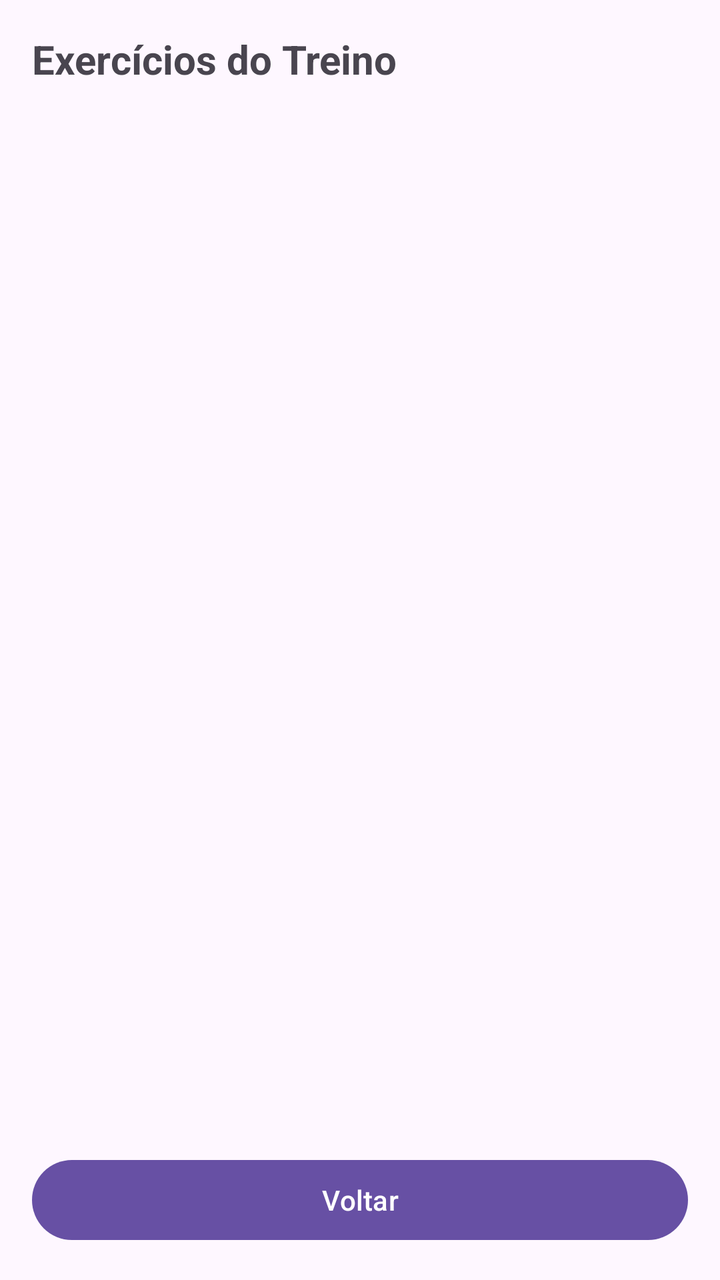
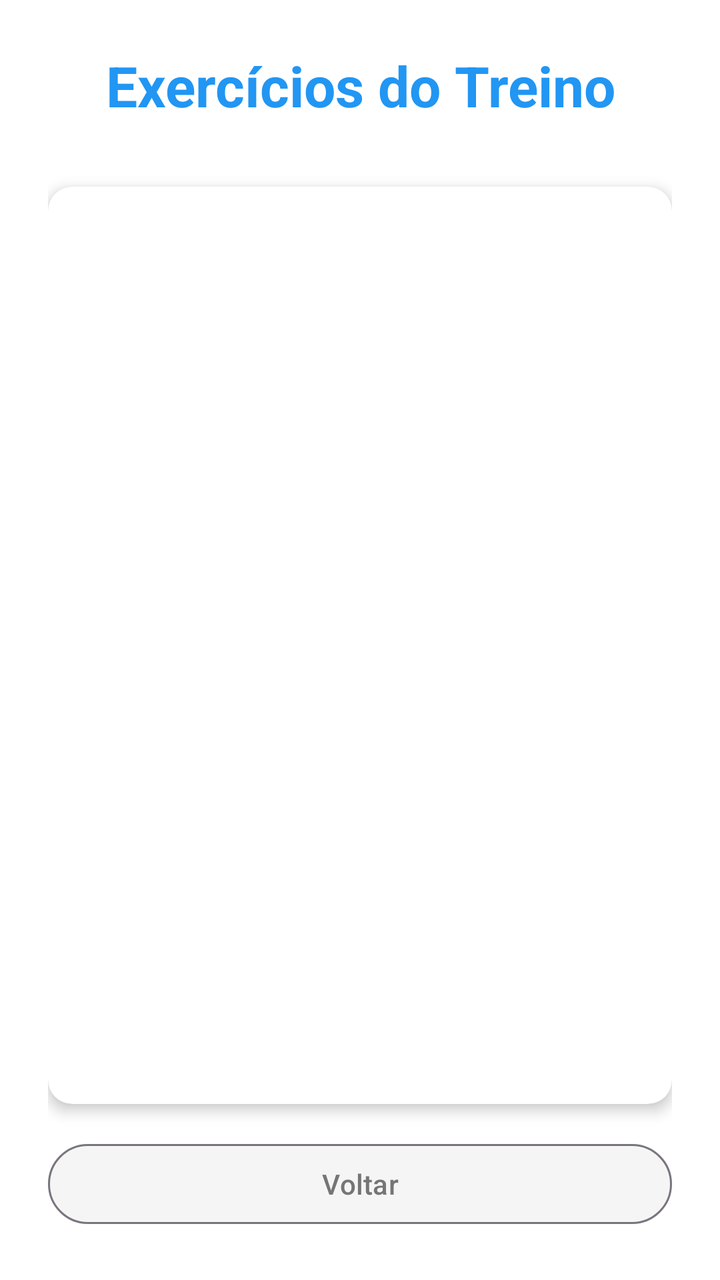

Screens rendered from an Android XML layout before and after an edit, with the pre-edit source and the edit as a unified diff.
<!-- AndroidManifest.xml: application theme Theme.TrabalhoIII -->
<!-- res/layout/activity_exercicios_treino.xml -->
<?xml version="1.0" encoding="utf-8"?>
<LinearLayout xmlns:android="http://schemas.android.com/apk/res/android"
    android:orientation="vertical"
    android:layout_width="match_parent"
    android:layout_height="match_parent"
    android:padding="16dp">

    <TextView
        android:id="@+id/tvTituloTreino"
        android:layout_width="wrap_content"
        android:layout_height="wrap_content"
        android:text="Exercícios do Treino"
        android:textSize="20sp"
        android:textStyle="bold"
        android:paddingBottom="20dp" />

    <ListView
        android:id="@+id/listViewTodosExercicios"
        android:layout_width="match_parent"
        android:layout_height="0dp"
        android:layout_weight="1" />

    <Button
        android:id="@+id/buttonVoltarExercicioTreino"
        android:layout_width="match_parent"
        android:layout_height="wrap_content"
        android:text="Voltar" />

</LinearLayout>
<!-- resources referenced by this layout -->
<resources>
  <style name="Theme.TrabalhoIII" parent="Base.Theme.TrabalhoIII" />
  <style name="Base.Theme.TrabalhoIII" parent="Theme.Material3.DayNight.NoActionBar">
          
          
      </style>
</resources>

<!-- the commit's change to res/layout/activity_exercicios_treino.xml (unified diff, before → after) -->
@@ -1,29 +1,52 @@
 <?xml version="1.0" encoding="utf-8"?>
 <LinearLayout xmlns:android="http://schemas.android.com/apk/res/android"
-    android:orientation="vertical"
+    xmlns:app="http://schemas.android.com/apk/res-auto"
     android:layout_width="match_parent"
     android:layout_height="match_parent"
-    android:padding="16dp">
+    android:orientation="vertical"
+    android:background="#FFFFFF"
+    android:padding="24dp">
 
+    
     <TextView
         android:id="@+id/tvTituloTreino"
-        android:layout_width="wrap_content"
+        android:layout_width="match_parent"
         android:layout_height="wrap_content"
         android:text="Exercícios do Treino"
-        android:textSize="20sp"
+        android:textSize="28sp"
         android:textStyle="bold"
-        android:paddingBottom="20dp" />
+        android:textColor="#2196F3"
+        android:gravity="center"
+        android:layout_marginBottom="32dp" />
 
-    <ListView
-        android:id="@+id/listViewTodosExercicios"
+    
+    <androidx.cardview.widget.CardView
         android:layout_width="match_parent"
         android:layout_height="0dp"
-        android:layout_weight="1" />
+        android:layout_weight="1"
+        app:cardCornerRadius="12dp"
+        app:cardElevation="4dp"
+        app:cardBackgroundColor="#FFFFFF"
+        android:layout_marginBottom="16dp">
 
+        <ListView
+            android:id="@+id/listViewTodosExercicios"
+            android:layout_width="match_parent"
+            android:layout_height="match_parent"
+            android:divider="#E0E0E0"
+            android:dividerHeight="1dp"
+            android:padding="8dp" />
+
+    </androidx.cardview.widget.CardView>
+
+    
     <Button
         android:id="@+id/buttonVoltarExercicioTreino"
         android:layout_width="match_parent"
         android:layout_height="wrap_content"
-        android:text="Voltar" />
+        android:text="Voltar"
+        android:textColor="#757575"
+        android:backgroundTint="#F5F5F5"
+        style="@style/Widget.Material3.Button.OutlinedButton" />
 
 </LinearLayout>
